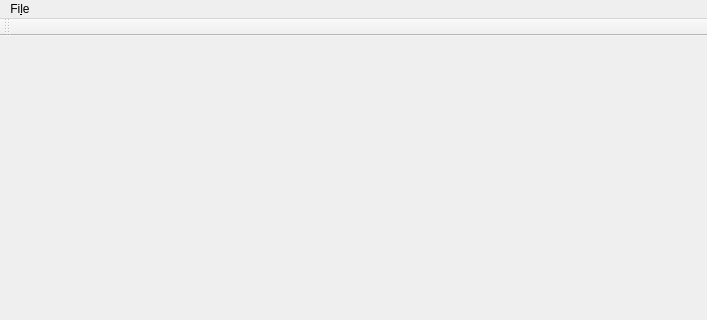
This is recpp/recpp.ui in mwip/recpp as Qt 5 draws it before an edit; both pictures show x 0 to 707 and y 0 to 320 of the 707 by 585 pixel window. The edited form follows.
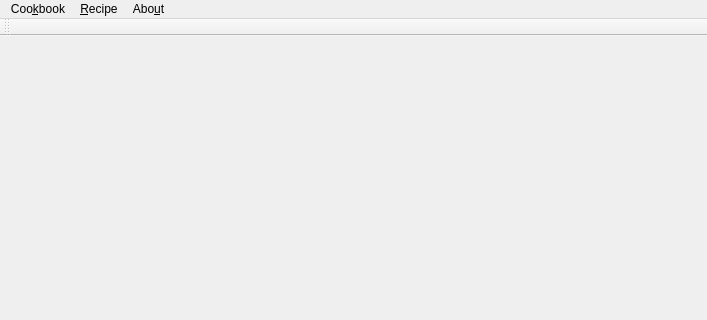
This is the edited form.

Commit message: Added about widget

The edit to the form file:
```diff
--- a/recpp/recpp.ui
+++ b/recpp/recpp.ui
@@ -25,13 +25,29 @@
    </property>
    <widget class="QMenu" name="menuFile">
     <property name="title">
-     <string>Fi&amp;le</string>
+     <string>Coo&amp;kbook</string>
     </property>
     <addaction name="actionNew_Cookbook"/>
     <addaction name="actionOpen_Cookbook"/>
     <addaction name="actionExit"/>
    </widget>
+   <widget class="QMenu" name="menuRecipe">
+    <property name="title">
+     <string>&amp;Recipe</string>
+    </property>
+    <addaction name="actionAdd_Recipe"/>
+    <addaction name="actionEdit_Recipe"/>
+    <addaction name="actionRemove_Recipe"/>
+   </widget>
+   <widget class="QMenu" name="menuAbout">
+    <property name="title">
+     <string>Abo&amp;ut</string>
+    </property>
+    <addaction name="actionAbout_recpp"/>
+   </widget>
    <addaction name="menuFile"/>
+   <addaction name="menuRecipe"/>
+   <addaction name="menuAbout"/>
   </widget>
   <widget class="QToolBar" name="mainToolBar">
    <attribute name="toolBarArea">
```
Left out of the diff: 26 changed lines with no effect on the pictures. The commit also changes 5 other files.
